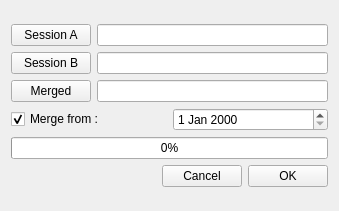
First picture: the form in src/gui/ui/merge.ui, repository hytechimaging/sammo-boat, before the edit.
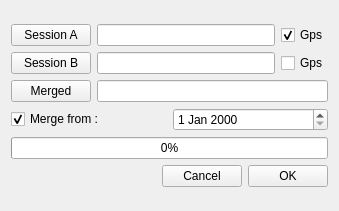
Second picture: the form after the edit.

Commit message: add checkbox for each session to choose gps in merge

Diff of the .ui file:
```diff
--- a/src/gui/ui/merge.ui
+++ b/src/gui/ui/merge.ui
@@ -31,6 +31,16 @@
        <item>
         <widget class="QLineEdit" name="sessionADir"/>
        </item>
+       <item>
+        <widget class="QCheckBox" name="sessionAGpsCheckBox">
+         <property name="text">
+          <string>Gps</string>
+         </property>
+         <property name="checked">
+          <bool>true</bool>
+         </property>
+        </widget>
+       </item>
       </layout>
      </item>
      <item>
@@ -45,6 +55,13 @@
        <item>
         <widget class="QLineEdit" name="sessionBDir"/>
        </item>
+       <item>
+        <widget class="QCheckBox" name="sessionBGpsCheckBox">
+         <property name="text">
+          <string>Gps</string>
+         </property>
+        </widget>
+       </item>
       </layout>
      </item>
      <item>
```
The commit also changes 2 other files.
